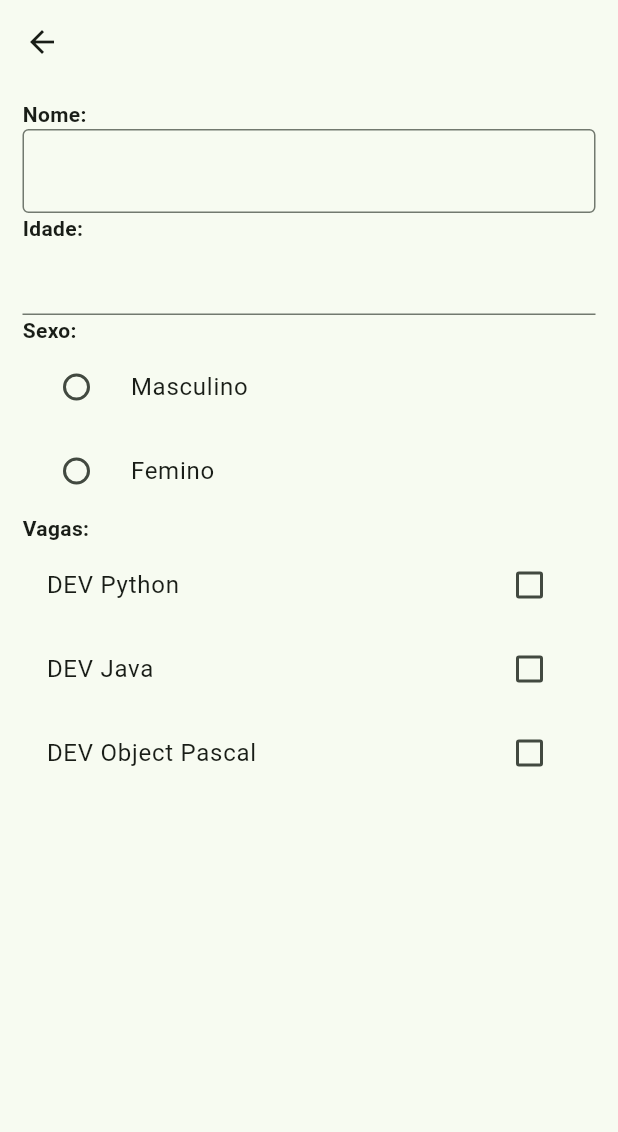
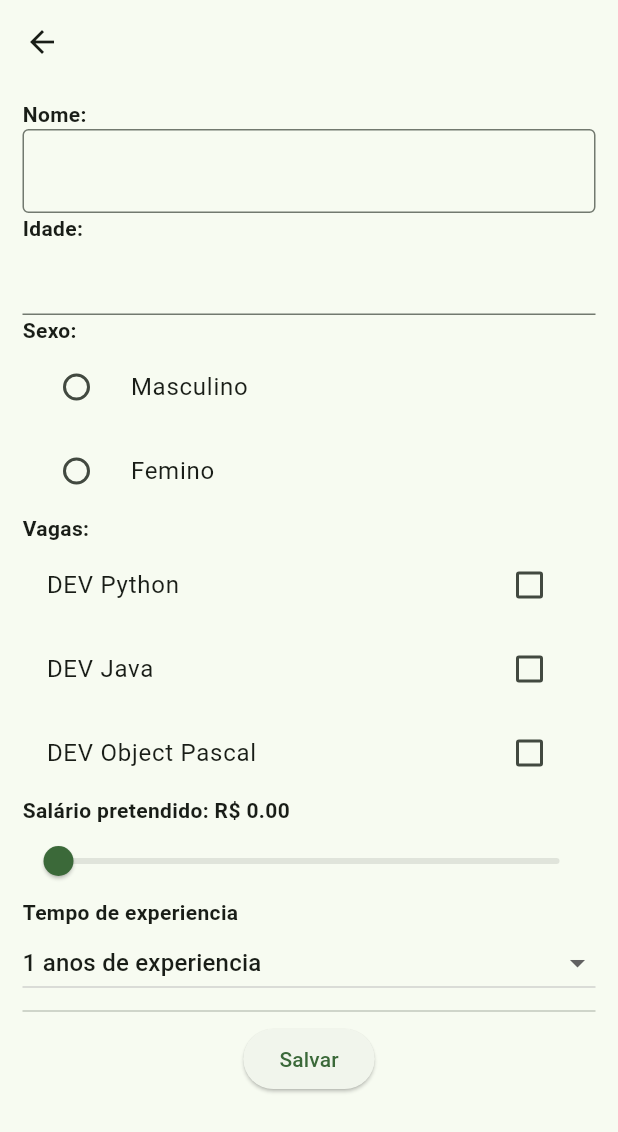
Before and after one commit to Claudio-Boza/estudo-dio-flutter, a Flutter app: the screen it shows after launch, after a tap on "Cadastar", on a phone screen of 412 x 824 dp. Shown: the top 1132 px of the screen. Run offline on Flutter 3.47's test engine with Material 3 defaults, Android fonts, the light colour scheme and no system bars.

Commit message:
add Radio, add DropDownButton

```diff
--- a/lib/pages/login_page.dart
+++ b/lib/pages/login_page.dart
@@ -1,4 +1,5 @@
 import 'package:estudo_dio_flutter/pages/page1.dart';
+import 'package:estudo_dio_flutter/pages/page_init.dart';
 import 'package:flutter/material.dart';
 
 class LoginPage extends StatefulWidget {
@@ -17,6 +18,7 @@ class _LoginPageState extends State<LoginPage> {
   Widget build(BuildContext context) {
     return SafeArea(
       child: Scaffold(
+        appBar: AppBar(),
         body: SizedBox(
           width: double.infinity,
           child: Column(
@@ -58,7 +60,12 @@ class _LoginPageState extends State<LoginPage> {
                     )),
               ),
               const SizedBox(height: 280),
-              ElevatedButton(onPressed: () {}, child: const Text('Entrar')),
+              ElevatedButton(
+                  onPressed: () {
+                    Navigator.of(context).push(MaterialPageRoute(
+                        builder: (context) => const PageInit()));
+                  },
+                  child: const Text('Entrar')),
               const SizedBox(height: 20),
               TextButton(
                 onPressed: () {
--- a/lib/pages/page1.dart
+++ b/lib/pages/page1.dart
@@ -18,6 +18,23 @@ class _Page1State extends State<Page1> {
   bool vagasPython = false;
   bool vagasJava = false;
   bool vagasPascal = false;
+  double salario = 0.00;
+  int? experiencia = 0;
+
+  List<DropdownMenuItem<int>> getList(int value) {
+    List<DropdownMenuItem<int>>? lista = [];
+    for (int i = 0; i < value; i++) {
+      lista.add(
+        DropdownMenuItem(
+          value: i,
+          child: i == 1
+              ? Text('${i + 1} ano de experiencia')
+              : Text('${i + 1} anos de experiencia'),
+        ),
+      );
+    }
+    return lista;
+  }
 
   @override
   Widget build(BuildContext context) {
@@ -101,6 +118,39 @@ class _Page1State extends State<Page1> {
                     vagasPascal = !vagasPascal;
                   });
                 },
+              ),
+              TitleText(
+                  title:
+                      'Salário pretendido: R\$ ${salario.toStringAsFixed(2)}'),
+              Slider(
+                min: 0.00,
+                max: 20000.00,
+                value: salario,
+                onChanged: (value) {
+                  setState(() {
+                    salario = value;
+                  });
+                },
+              ),
+              const TitleText(title: 'Tempo de experiencia'),
+              DropdownButton<int>(
+                isExpanded: true,
+                value: experiencia,
+                items: getList(10),
+                onChanged: (value) {
+                  setState(() {
+                    experiencia = value;
+                  });
+                },
+              ),
+              const Divider(),
+              Center(
+                child: ElevatedButton(
+                  child: const Text('Salvar'),
+                  onPressed: () {
+                    Navigator.of(context).pop();
+                  },
+                ),
               )
             ],
           ),
```
Also changed, not shown: lib/pages/page_init.dart (added, +37 -0 lines).
